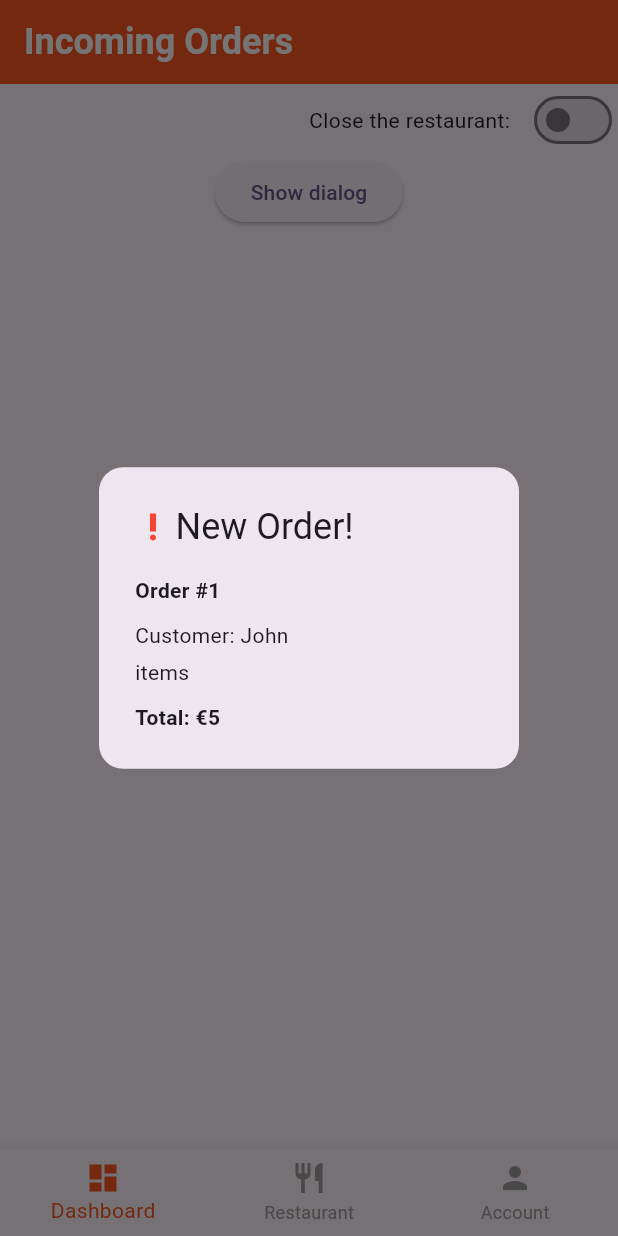
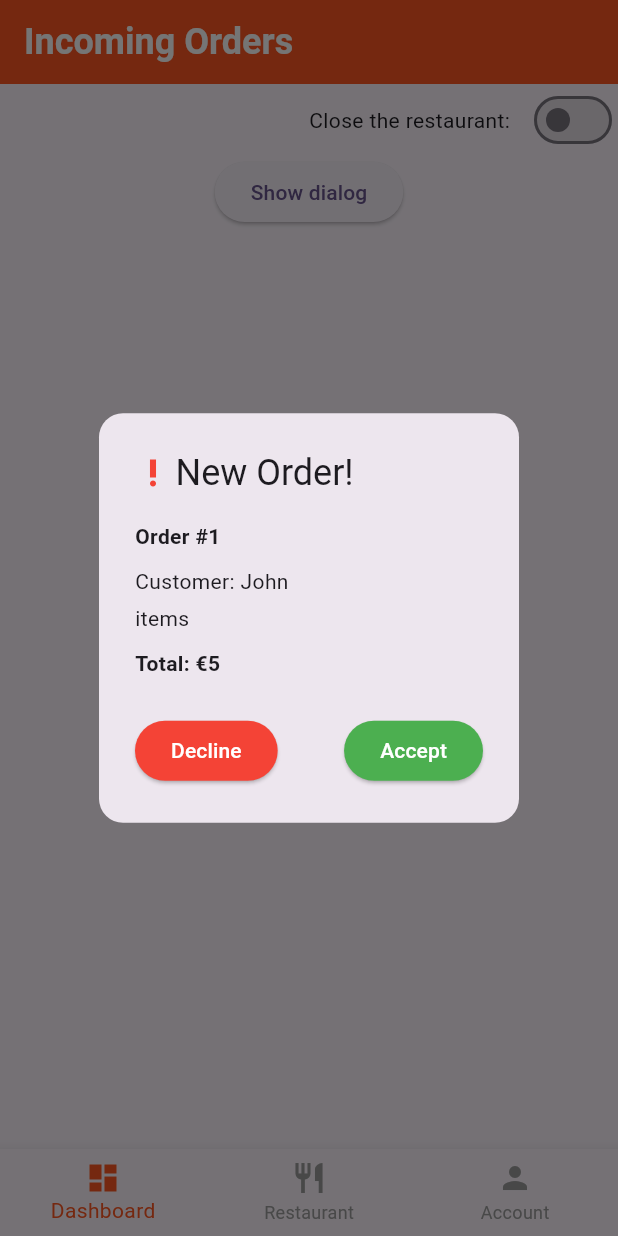
Before and after one commit to KhalilHen/live-orders-app, a Flutter app: the screen it shows after launch, after a tap on "Show dialog", on a phone screen of 412 x 824 dp. Run offline on Flutter 3.47's test engine with Material 3 defaults, Android fonts, the light colour scheme and no system bars; our stand-ins replace firebase_core, introduction_screen, line_icons, supabase_flutter; accounts and stored records are empty; generated files the repository leaves out were written again.

Commit message:
Improve the dialog

```diff
--- a/lib/pages/homepage.dart
+++ b/lib/pages/homepage.dart
@@ -126,6 +126,69 @@ class _HomePageState extends State<HomePage> {
           ),
         ],
       ),
+      actions: [
+        //** I am not sure whether to use these colors. As they are negative and positive action */
+        Row(
+          mainAxisAlignment: MainAxisAlignment.spaceBetween,
+          children: [
+            ElevatedButton(
+              onPressed: () {
+                Navigator.pop(context);
+              },
+              child: Text("Decline"),
+              style: ElevatedButton.styleFrom(backgroundColor: Colors.red, foregroundColor: Colors.white),
+            ),
+            ElevatedButton(
+              onPressed: () {},
+              child: Text("Accept"),
+              style: ElevatedButton.styleFrom(backgroundColor: Colors.green, foregroundColor: Colors.white),
+            )
+          ],
+        ),
+
+        // **Or using a more colors similair to the theme of the app. */
+        // Row(
+        //   mainAxisAlignment: MainAxisAlignment.spaceBetween,
+        //   children: [
+        //     // ElevatedButton(onPressed: () {}, child: Text("Cancel")),
+
+        //     Expanded(
+        //       child: TextButton(
+        //         style: TextButton.styleFrom(
+        //           padding: EdgeInsets.symmetric(vertical: 12),
+        //           shape: RoundedRectangleBorder(
+        //             borderRadius: BorderRadius.circular(8),
+        //           ),
+        //         ),
+        //         onPressed: () {
+        //           Navigator.of(context).pop();
+        //         },
+        //         child: Text(
+        //           "Decline",
+        //           style: TextStyle(
+        //             color: Colors.grey[700],
+        //             fontWeight: FontWeight.w500,
+        //           ),
+        //         ),
+        //       ),
+        //     ),
+        //     SizedBox(width: 8),
+        //     ElevatedButton(
+        //         onPressed: () {},
+        //         style: ElevatedButton.styleFrom(
+        //           backgroundColor: Colors.deepOrange,
+        //           padding: EdgeInsets.symmetric(vertical: 12),
+        //           shape: RoundedRectangleBorder(
+        //             borderRadius: BorderRadius.circular(8),
+        //           ),
+        //         ),
+        //         child: Text(
+        //           "Accept",
+        //           style: TextStyle(color: Colors.white, fontWeight: FontWeight.bold),
+        //         ))
+        //   ],
+        // )
+      ],
     );
   }
 }
```
